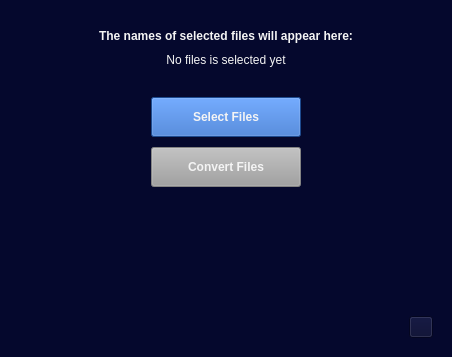
Qt form braw_to_mov.ui (HappyCthulhu/braw_to_mov) before a commit.
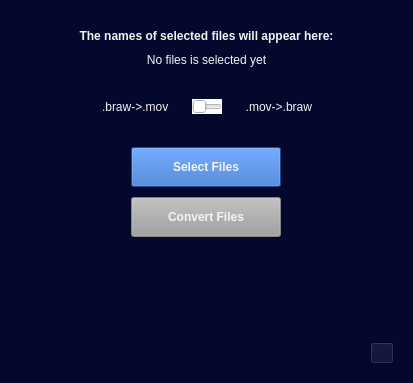
The same form after that commit. Icons and pictures are not drawn.

```diff
--- a/braw_to_mov.ui
+++ b/braw_to_mov.ui
@@ -6,8 +6,8 @@
    <rect>
     <x>0</x>
     <y>0</y>
-    <width>452</width>
-    <height>357</height>
+    <width>413</width>
+    <height>383</height>
    </rect>
   </property>
   <property name="mouseTracking">
@@ -86,69 +86,6 @@
       <property name="verticalSpacing">
        <number>10</number>
       </property>
-      <item row="2" column="0">
-       <widget class="QLabel" name="files_label">
-        <property name="maximumSize">
-         <size>
-          <width>500</width>
-          <height>400</height>
-         </size>
-        </property>
-        <property name="font">
-         <font>
-          <weight>50</weight>
-          <bold>false</bold>
-         </font>
-        </property>
-        <property name="styleSheet">
-         <string notr="true">color: rgb(244, 244, 244);</string>
-        </property>
-        <property name="text">
-         <string>No files is selected yet</string>
-        </property>
-        <property name="textFormat">
-         <enum>Qt::AutoText</enum>
-        </property>
-        <property name="scaledContents">
-         <bool>true</bool>
-        </property>
-        <property name="alignment">
-         <set>Qt::AlignCenter</set>
-        </property>
-        <property name="wordWrap">
-         <bool>true</bool>
-        </property>
-       </widget>
-      </item>
-      <item row="7" column="0">
-       <spacer name="top_spacer">
-        <property name="orientation">
-         <enum>Qt::Vertical</enum>
-        </property>
-        <property name="sizeHint" stdset="0">
-         <size>
-          <width>20</width>
-          <height>40</height>
-         </size>
-        </property>
-       </spacer>
-      </item>
-      <item row="0" column="0">
-       <spacer name="bottom_spacer">
-        <property name="orientation">
-         <enum>Qt::Vertical</enum>
-        </property>
-        <property name="sizeType">
-         <enum>QSizePolicy::Preferred</enum>
-        </property>
-        <property name="sizeHint" stdset="0">
-         <size>
-          <width>20</width>
-          <height>20</height>
-         </size>
-        </property>
-       </spacer>
-      </item>
       <item row="1" column="0">
        <widget class="QLabel" name="default_label">
         <property name="maximumSize">
@@ -184,8 +121,24 @@
         </property>
        </widget>
       </item>
-      <item row="3" column="0">
-       <layout class="QGridLayout" name="gridLayout_2">
+      <item row="0" column="0">
+       <spacer name="top_spacer">
+        <property name="orientation">
+         <enum>Qt::Vertical</enum>
+        </property>
+        <property name="sizeType">
+         <enum>QSizePolicy::Preferred</enum>
+        </property>
+        <property name="sizeHint" stdset="0">
+         <size>
+          <width>20</width>
+          <height>20</height>
+         </size>
+        </property>
+       </spacer>
+      </item>
+      <item row="4" column="0">
+       <layout class="QGridLayout" name="buttons_layout">
         <property name="topMargin">
          <number>20</number>
         </property>
@@ -214,7 +167,8 @@
           </property>
           <property name="styleSheet">
            <string notr="true">background-color: rgb(41, 104, 199);
-color: rgb(244, 244, 244);</string>
+color: rgb(244, 244, 244);
+font-weight: bold;</string>
           </property>
           <property name="text">
            <string>Select Files</string>
@@ -260,10 +214,12 @@
            <string notr="true">QPushButton {
 	background-color: rgb(41, 104, 199);
 	color: rgb(244, 244, 244);
+	font-weight: bold;
 }
 QPushButton:disabled {
 	background-color: rgb(159, 159, 159);
 	color: rgb(244, 244, 244);
+	font-weight: bold;
 }</string>
           </property>
           <property name="text">
@@ -273,6 +229,152 @@
         </item>
        </layout>
       </item>
+      <item row="2" column="0">
+       <widget class="QLabel" name="files_label">
+        <property name="maximumSize">
+         <size>
+          <width>16777215</width>
+          <height>400</height>
+         </size>
+        </property>
+        <property name="font">
+         <font>
+          <weight>50</weight>
+          <bold>false</bold>
+         </font>
+        </property>
+        <property name="styleSheet">
+         <string notr="true">color: rgb(244, 244, 244);
+font-weight:normal;</string>
+        </property>
+        <property name="text">
+         <string>No files is selected yet</string>
+        </property>
+        <property name="textFormat">
+         <enum>Qt::AutoText</enum>
+        </property>
+        <property name="scaledContents">
+         <bool>true</bool>
+        </property>
+        <property name="alignment">
+         <set>Qt::AlignCenter</set>
+        </property>
+        <property name="wordWrap">
+         <bool>true</bool>
+        </property>
+       </widget>
+      </item>
+      <item row="8" column="0">
+       <spacer name="bottom_spacer">
+        <property name="orientation">
+         <enum>Qt::Vertical</enum>
+        </property>
+        <property name="sizeHint" stdset="0">
+         <size>
+          <width>20</width>
+          <height>40</height>
+         </size>
+        </property>
+       </spacer>
+      </item>
+      <item row="3" column="0">
+       <layout class="QHBoxLayout" name="slider_layout">
+        <property name="topMargin">
+         <number>20</number>
+        </property>
+        <item>
+         <spacer name="left_spacer">
+          <property name="orientation">
+           <enum>Qt::Horizontal</enum>
+          </property>
+          <property name="sizeHint" stdset="0">
+           <size>
+            <width>40</width>
+            <height>20</height>
+           </size>
+          </property>
+         </spacer>
+        </item>
+        <item>
+         <widget class="QLabel" name="braw_to_mov_label">
+          <property name="sizePolicy">
+           <sizepolicy hsizetype="Preferred" vsizetype="Preferred">
+            <horstretch>0</horstretch>
+            <verstretch>0</verstretch>
+           </sizepolicy>
+          </property>
+          <property name="minimumSize">
+           <size>
+            <width>90</width>
+            <height>0</height>
+           </size>
+          </property>
+          <property name="styleSheet">
+           <string notr="true">color: rgb(244, 244, 244);
+font-weight: normal;</string>
+          </property>
+          <property name="text">
+           <string>.braw-&gt;.mov</string>
+          </property>
+         </widget>
+        </item>
+        <item>
+         <widget class="QSlider" name="format_slider">
+          <property name="maximumSize">
+           <size>
+            <width>30</width>
+            <height>16777215</height>
+           </size>
+          </property>
+          <property name="styleSheet">
+           <string notr="true">background-color: rgb(255, 255, 255);</string>
+          </property>
+          <property name="maximum">
+           <number>1</number>
+          </property>
+          <property name="pageStep">
+           <number>1</number>
+          </property>
+          <property name="orientation">
+           <enum>Qt::Horizontal</enum>
+          </property>
+         </widget>
+        </item>
+        <item>
+         <widget class="QLabel" name="mov_to_braw_label">
+          <property name="minimumSize">
+           <size>
+            <width>90</width>
+            <height>0</height>
+           </size>
+          </property>
+          <property name="styleSheet">
+           <string notr="true">color: rgb(244, 244, 244);
+font-weight: normal;</string>
+          </property>
+          <property name="text">
+           <string>.mov-&gt;.braw</string>
+          </property>
+          <property name="alignment">
+           <set>Qt::AlignRight|Qt::AlignTrailing|Qt::AlignVCenter</set>
+          </property>
+         </widget>
+        </item>
+        <item>
+         <spacer name="right_spacer">
+          <property name="orientation">
+           <enum>Qt::Horizontal</enum>
+          </property>
+          <property name="sizeHint" stdset="0">
+           <size>
+            <width>40</width>
+            <height>20</height>
+           </size>
+          </property>
+         </spacer>
+        </item>
+       </layout>
+      </item>
      </layout>
     </item>
    </layout>
```
Left out of the diff: 6 changed lines with no effect on the pictures.
